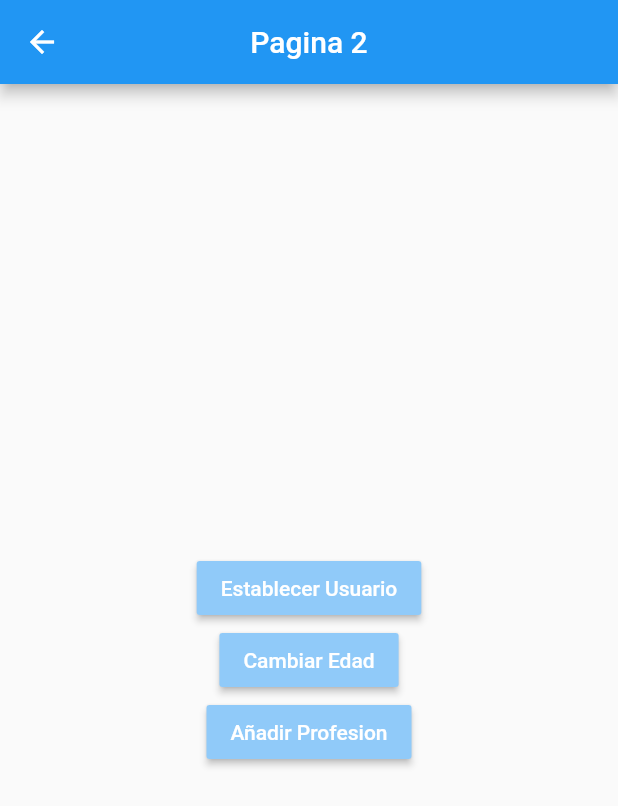
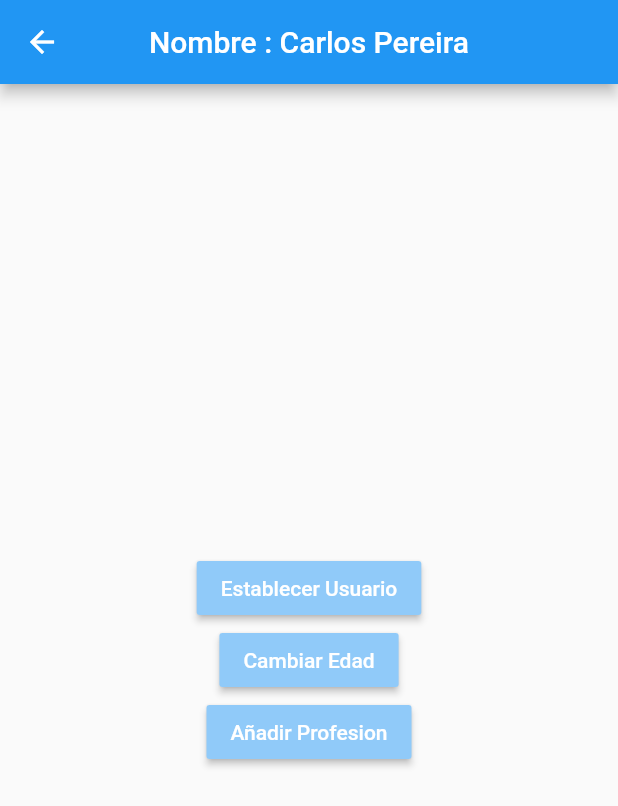
Before and after one commit to PereiraCC/Flutter-Estados, a Flutter app: the Pagina2Page screen opened by its route, after a tap on "Establecer Usuario", on a phone screen of 412 x 824 dp. Shown: the top 806 px of the screen. Run offline on Flutter 3.47's test engine with Material 2 defaults, Android fonts, the phone set to English and light mode, and no system bars; accounts and stored records are empty.

```diff
--- a/lib/pages/pagina1_page.dart
+++ b/lib/pages/pagina1_page.dart
@@ -1,16 +1,34 @@
+import 'package:estados/models/usuario.dart';
 import 'package:flutter/material.dart';
+import 'package:provider/provider.dart';
 
+import 'package:estados/services/usuario_service.dart';
 
 class Pagina1Page extends StatelessWidget {
 
   @override
   Widget build(BuildContext context) {
+
+    final usuarioService = Provider.of<UsuarioService>(context);
+
     return Scaffold(
       appBar: AppBar(
         title: Text('Pagina 1'),
         centerTitle: true,
+        actions: [
+
+          IconButton(
+            icon: Icon(Icons.exit_to_app),
+            onPressed: () => usuarioService.removerUsuario()
+          ),
+
+        ],
       ),
-      body: _InformacionUsuario(),
+
+      body: (usuarioService.existeUsuario)
+            ? _InformacionUsuario(usuarioService.usuario)
+            : Center(child: Text('No hay usuario seleccionado')),
+
      floatingActionButton: FloatingActionButton(
        child: Icon(Icons.accessibility_new),
        onPressed: () => Navigator.pushNamed(context, 'pagina2'),
@@ -20,6 +38,10 @@ class Pagina1Page extends StatelessWidget {
 }
 
 class _InformacionUsuario extends StatelessWidget {
+
+  final Usuario usuario;
+
+  const _InformacionUsuario(this.usuario);
 
   @override
   Widget build(BuildContext context) {
@@ -34,15 +56,17 @@ class _InformacionUsuario extends StatelessWidget {
           Text('General', style: TextStyle(fontSize: 18, fontWeight: FontWeight.bold)),
           Divider(),
 
-          ListTile( title: Text('Nombre: ')),
-          ListTile( title: Text('Edad: ')),
+          ListTile( title: Text('Nombre: ${this.usuario.nombre}')),
+          ListTile( title: Text('Edad: ${this.usuario.edad}')),
 
           Text('Profesiones', style: TextStyle(fontSize: 18, fontWeight: FontWeight.bold)),
           Divider(),
 
-          ListTile( title: Text('Profesion 1')),
-          ListTile( title: Text('Profesion 1')),
-          ListTile( title: Text('Profesion 1')),
+          ...this.usuario.profesiones.map(
+            (profesion) => ListTile(title: Text(profesion))
+          ).toList(),
+          // ListTile( title: Text('Profesion 1')),
+
 
         ]
        ),
--- a/lib/pages/pagina2_page.dart
+++ b/lib/pages/pagina2_page.dart
@@ -1,13 +1,21 @@
+import 'package:estados/models/usuario.dart';
+import 'package:estados/services/usuario_service.dart';
 import 'package:flutter/material.dart';
+import 'package:provider/provider.dart';
 
 
 class Pagina2Page extends StatelessWidget {
 
   @override
   Widget build(BuildContext context) {
+
+    final usuarioService = Provider.of<UsuarioService>(context);
+
     return Scaffold(
       appBar: AppBar(
-        title: Text('Pagina 2'),
+        title: (usuarioService.existeUsuario)
+            ? Text('Nombre : ${usuarioService.usuario.nombre}')
+            : Text('Pagina 2'),
         centerTitle: true,
       ),
       body: Center(
@@ -18,19 +26,26 @@ class Pagina2Page extends StatelessWidget {
             MaterialButton(
               child: Text('Establecer Usuario', style: TextStyle(color: Colors.white)),
               color: Colors.blue[200],
-              onPressed: () {}
+              onPressed: () {
+                final usuarioNuevo = new Usuario(
+                  nombre: 'Carlos Pereira',
+                  edad: 21,
+                  profesiones: ['Fullstack Developer', 'Video Jugador Experto']
+                );
+                usuarioService.usuario = usuarioNuevo;
+              }
             ),
 
             MaterialButton(
               child: Text('Cambiar Edad', style: TextStyle(color: Colors.white)),
               color: Colors.blue[200],
-              onPressed: () {}
+              onPressed: () => usuarioService.cambiarEdad(20),
             ),
 
             MaterialButton(
               child: Text('Añadir Profesion', style: TextStyle(color: Colors.white)),
               color: Colors.blue[200],
-              onPressed: () {}
+              onPressed: () =>  usuarioService.agregarProfesion()
             )
 
           ],
--- /dev/null
+++ b/lib/services/usuario_service.dart
@@ -0,0 +1,34 @@
+
+import 'package:flutter/material.dart';
+
+import 'package:estados/models/usuario.dart';
+
+class UsuarioService with ChangeNotifier{
+
+  Usuario _usuario;
+
+  Usuario get usuario => this._usuario;
+  bool get existeUsuario => (this._usuario != null) ? true : false;
+
+  set usuario(Usuario user){
+    this._usuario = user;
+    notifyListeners();
+  }
+
+  void cambiarEdad(int edad) {
+    this._usuario.edad = edad;
+    notifyListeners();
+  }
+
+  void removerUsuario() {
+    this._usuario = null;
+    notifyListeners();
+  }
+
+  void agregarProfesion() {
+    this._usuario.profesiones.add('Profesion ${this._usuario.profesiones.length + 1}');
+    notifyListeners();
+  }
+
+
+}
--- a/pubspec.yaml
+++ b/pubspec.yaml
@@ -28,6 +28,7 @@ dependencies:
   # The following adds the Cupertino Icons font to your application.
   # Use with the CupertinoIcons class for iOS style icons.
   cupertino_icons: ^1.0.2
+  provider: ^5.0.0
 
 dev_dependencies:
   flutter_test:
```
Also changed, not shown: lib/main.dart (+8 -1 lines), pubspec.lock.
